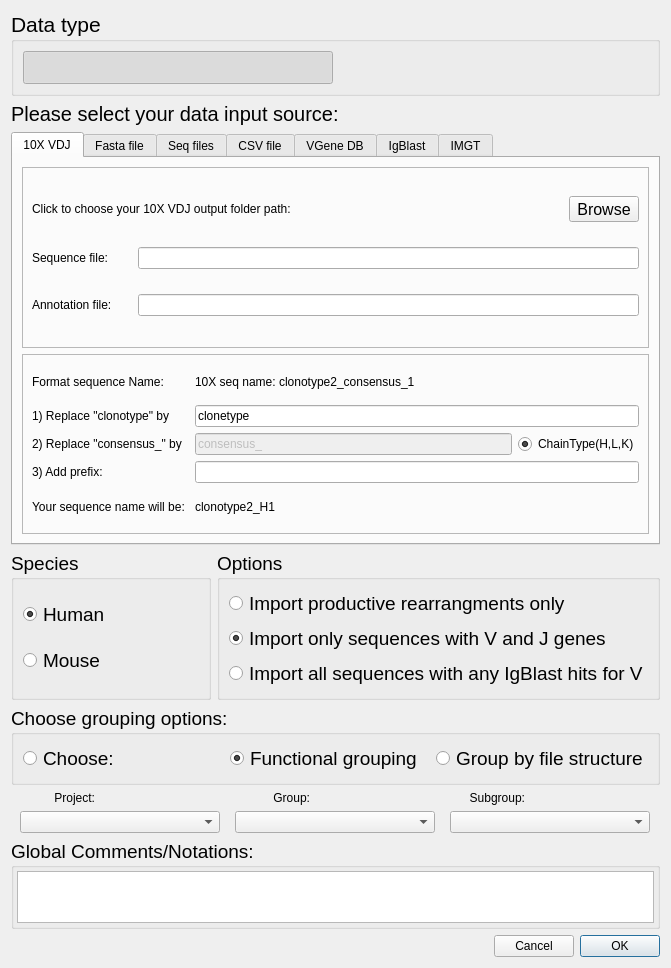
Before: the Qt Designer form import_data_dialog.ui in WilsonImmunologyLab/VGenes, drawn with Qt 5.
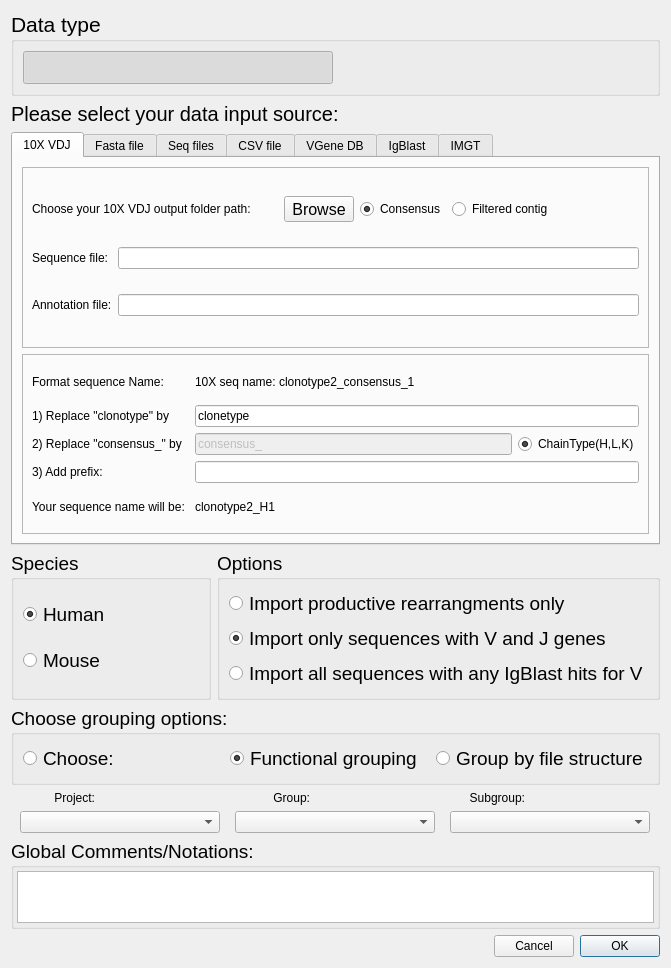
After: the same form once the commit is applied. Icons and pictures are not drawn.

Commit message: update interface for data import

```diff
--- a/import_data_dialog.ui
+++ b/import_data_dialog.ui
@@ -218,10 +218,20 @@
           <enum>QFrame::Raised</enum>
          </property>
          <layout class="QGridLayout" name="gridLayout">
+          <item row="1" column="1" colspan="6">
+           <widget class="QLineEdit" name="Seqpath"/>
+          </item>
+          <item row="2" column="1" colspan="6">
+           <widget class="QLineEdit" name="Annopath">
+            <property name="text">
+             <string/>
+            </property>
+           </widget>
+          </item>
           <item row="0" column="0" colspan="3">
            <widget class="QLabel" name="label_5">
             <property name="text">
-             <string>Click to choose your 10X VDJ output folder path:</string>
+             <string>Choose your 10X VDJ output folder path:</string>
             </property>
            </widget>
           </item>
@@ -251,13 +261,6 @@
             </property>
            </widget>
           </item>
-          <item row="2" column="1" colspan="3">
-           <widget class="QLineEdit" name="Annopath">
-            <property name="text">
-             <string/>
-            </property>
-           </widget>
-          </item>
           <item row="0" column="3">
            <widget class="QToolButton" name="browse10x">
             <property name="font">
@@ -270,8 +273,22 @@
             </property>
            </widget>
           </item>
-          <item row="1" column="1" colspan="3">
-           <widget class="QLineEdit" name="Seqpath"/>
+          <item row="0" column="4">
+           <widget class="QRadioButton" name="radioButtonCon">
+            <property name="text">
+             <string>Consensus</string>
+            </property>
+            <property name="checked">
+             <bool>true</bool>
+            </property>
+           </widget>
+          </item>
+          <item row="0" column="5">
+           <widget class="QRadioButton" name="radioButtonTig">
+            <property name="text">
+             <string>Filtered contig</string>
+            </property>
+           </widget>
           </item>
          </layout>
         </widget>
```
The commit also changes 12 other files.
